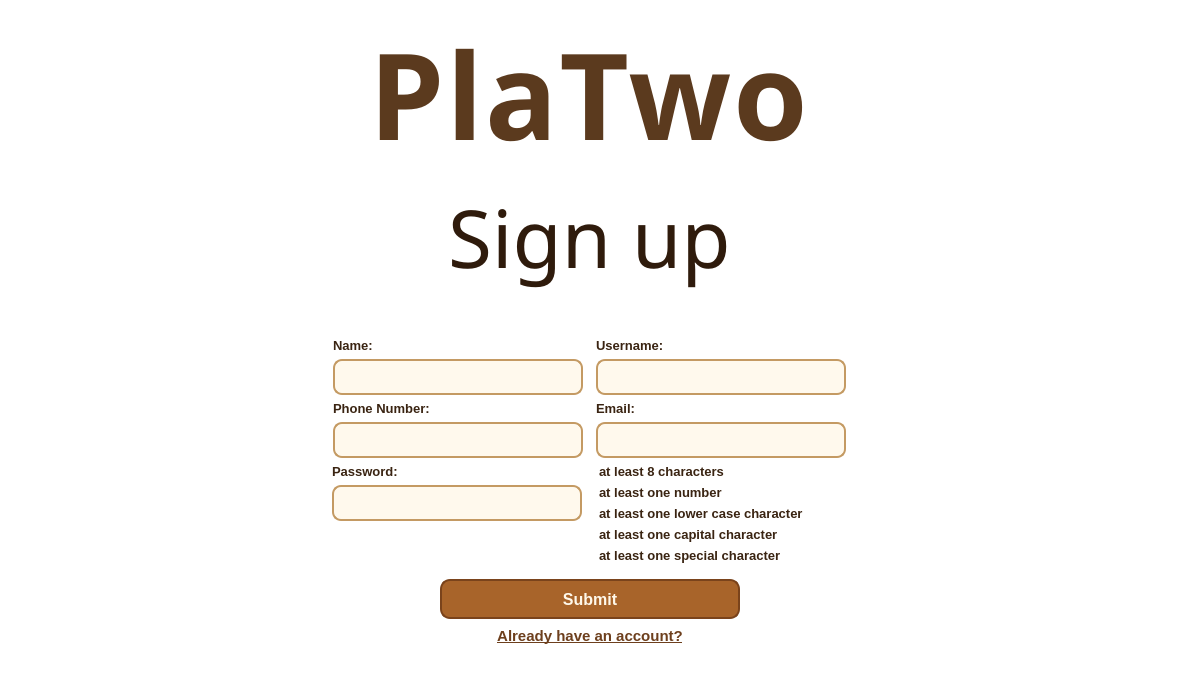
This is UI/Auth/signup/signup.ui in PlaTwo-project/PlaTwo as Qt 5 draws it before an edit. The edited form follows.
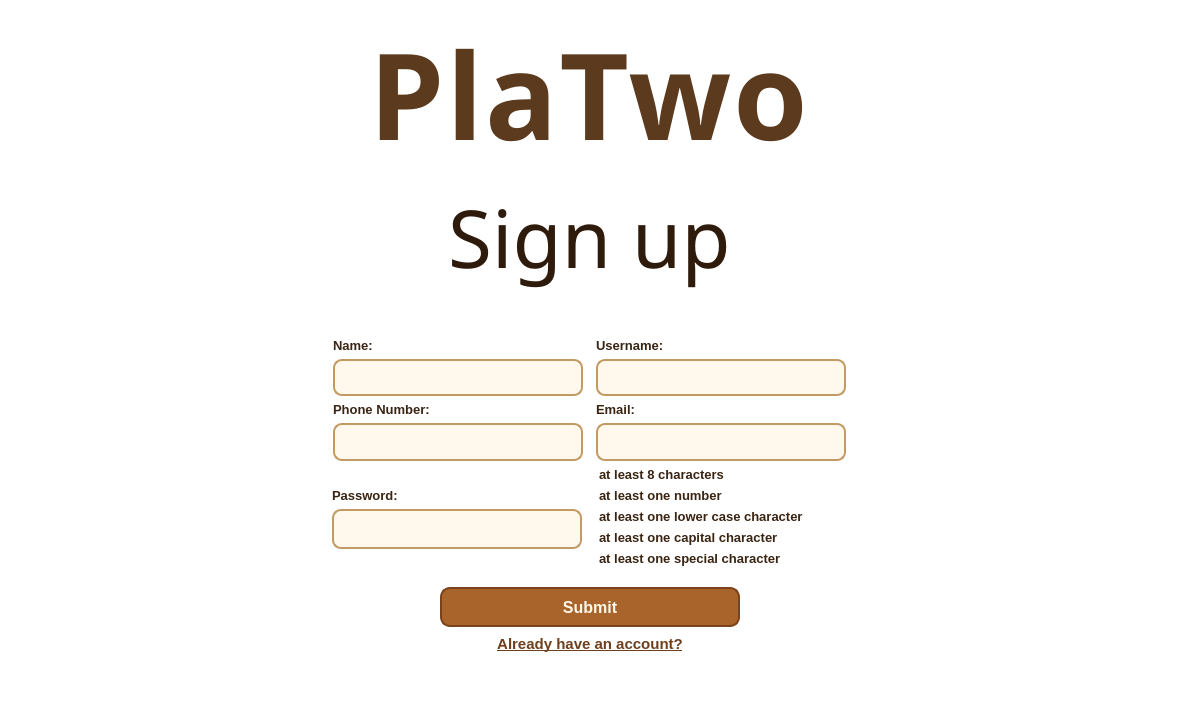
This is the edited form.

What changed in the file:
```diff
--- a/UI/Auth/signup/signup.ui
+++ b/UI/Auth/signup/signup.ui
@@ -7,7 +7,7 @@
     <x>0</x>
     <y>0</y>
     <width>1180</width>
-    <height>631</height>
+    <height>706</height>
    </rect>
   </property>
   <property name="windowTitle">
@@ -52,7 +52,23 @@
      <property name="leftMargin">
       <number>12</number>
      </property>
-     <item row="1" column="0" alignment="Qt::AlignmentFlag::AlignLeft|Qt::AlignmentFlag::AlignTop">
+     <item row="0" column="0">
+      <spacer name="verticalSpacer_3">
+       <property name="orientation">
+        <enum>Qt::Orientation::Vertical</enum>
+       </property>
+       <property name="sizeType">
+        <enum>QSizePolicy::Policy::Expanding</enum>
+       </property>
+       <property name="sizeHint" stdset="0">
+        <size>
+         <width>20</width>
+         <height>15</height>
+        </size>
+       </property>
+      </spacer>
+     </item>
+     <item row="2" column="0" alignment="Qt::AlignmentFlag::AlignLeft|Qt::AlignmentFlag::AlignTop">
       <widget class="QLineEdit" name="lineEdit_password">
        <property name="sizePolicy">
         <sizepolicy hsizetype="Expanding" vsizetype="Fixed">
@@ -74,8 +90,9 @@
        </property>
        <property name="font">
         <font>
+         <family>Segoe UI Semibold</family>
          <pointsize>11</pointsize>
-         <bold>true</bold>
+         <bold>false</bold>
         </font>
        </property>
        <property name="styleSheet">
@@ -85,7 +102,7 @@
     border: 2px solid #C49A63;
     border-radius: 9px;
     padding: 7px 11px;
-	padding-right: 32px;
+	padding-right: 38px;
     font-size: 10.5pt;
     selection-background-color: #B77A3D;
     selection-color: #FFF8EA;
@@ -107,7 +124,7 @@
        </property>
       </widget>
      </item>
-     <item row="0" column="0">
+     <item row="1" column="0">
       <widget class="QLabel" name="label_3">
        <property name="styleSheet">
         <string notr="true">QLabel {
@@ -123,7 +140,7 @@
        </property>
       </widget>
      </item>
-     <item row="0" column="1" rowspan="2">
+     <item row="0" column="1" rowspan="3">
       <layout class="QVBoxLayout" name="verticalLayout">
        <property name="leftMargin">
         <number>0</number>
@@ -210,6 +227,22 @@
        </item>
       </layout>
      </item>
+     <item row="3" column="0">
+      <spacer name="verticalSpacer_4">
+       <property name="orientation">
+        <enum>Qt::Orientation::Vertical</enum>
+       </property>
+       <property name="sizeType">
+        <enum>QSizePolicy::Policy::Expanding</enum>
+       </property>
+       <property name="sizeHint" stdset="0">
+        <size>
+         <width>10</width>
+         <height>10</height>
+        </size>
+       </property>
+      </spacer>
+     </item>
     </layout>
    </item>
    <item row="7" column="1">
@@ -293,8 +326,9 @@
        </property>
        <property name="font">
         <font>
+         <family>Segoe UI Semibold</family>
          <pointsize>11</pointsize>
-         <bold>true</bold>
+         <bold>false</bold>
         </font>
        </property>
        <property name="styleSheet">
@@ -344,8 +378,9 @@
        </property>
        <property name="font">
         <font>
+         <family>Segoe UI Semibold</family>
          <pointsize>11</pointsize>
-         <bold>true</bold>
+         <bold>false</bold>
         </font>
        </property>
        <property name="styleSheet">
@@ -394,8 +429,9 @@
        </property>
        <property name="font">
         <font>
+         <family>Segoe UI Semibold</family>
          <pointsize>11</pointsize>
-         <bold>true</bold>
+         <bold>false</bold>
         </font>
        </property>
        <property name="styleSheet">
@@ -469,8 +505,9 @@
        </property>
        <property name="font">
         <font>
+         <family>Segoe UI Semibold</family>
          <pointsize>11</pointsize>
-         <bold>true</bold>
+         <bold>false</bold>
         </font>
        </property>
        <property name="styleSheet">
```
